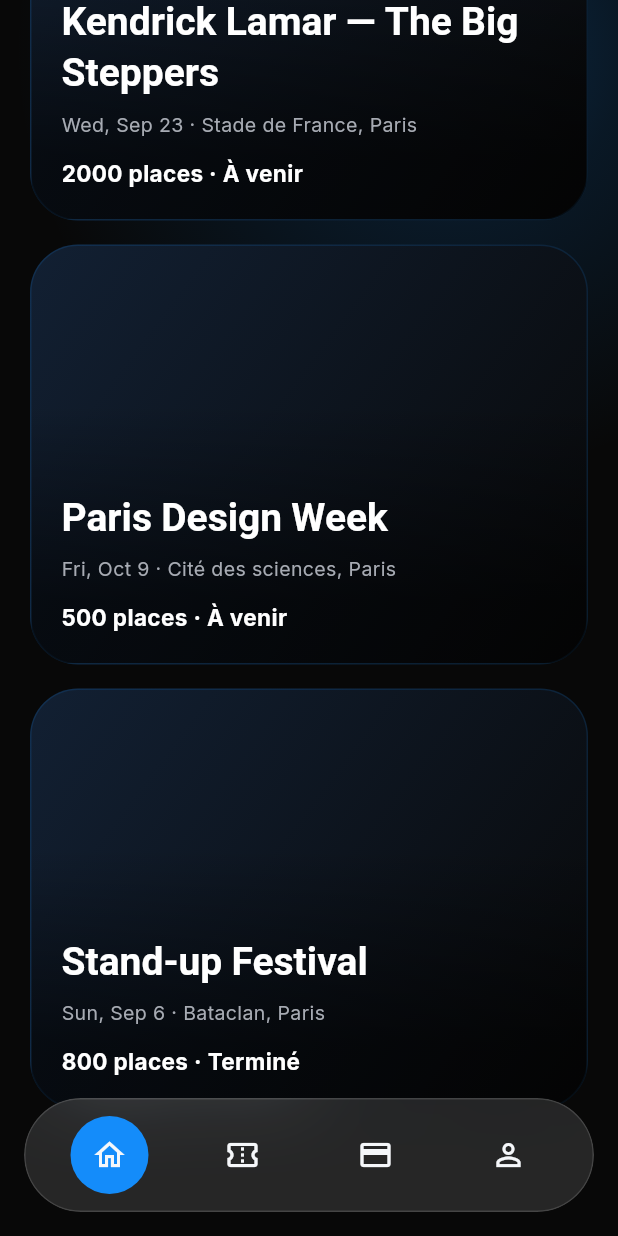
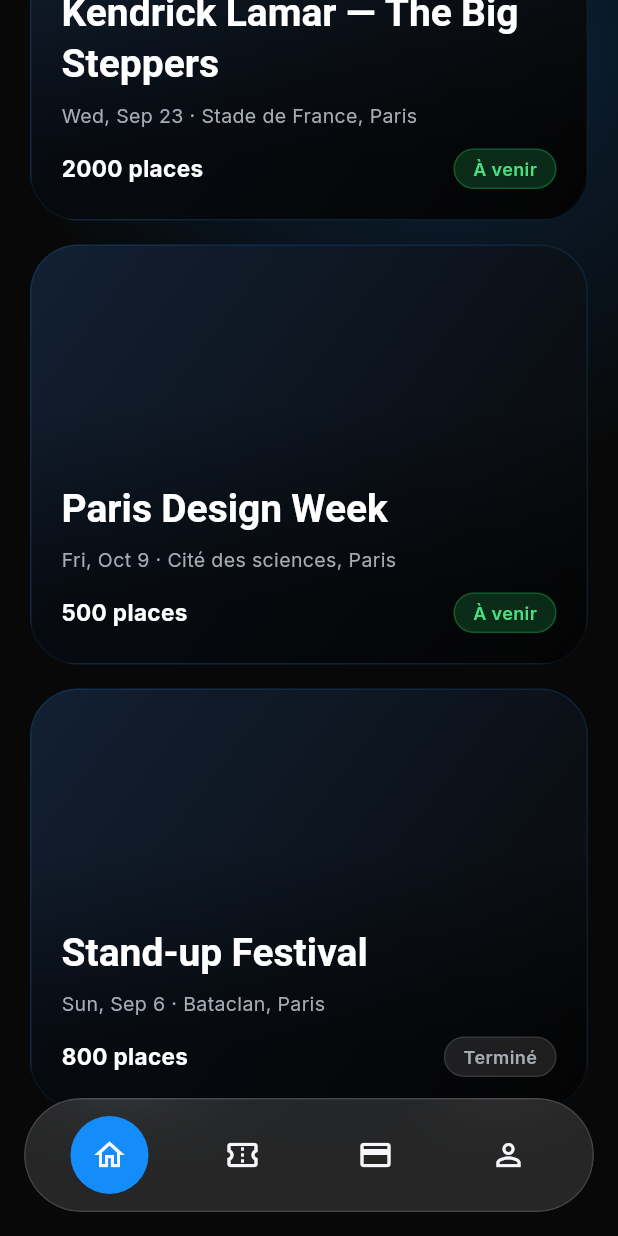
Before and after one commit to Gafclerck/ticketpass, a Flutter app: the screen it shows after launch, scrolled down 576 dp, on a phone screen of 412 x 824 dp. Run offline on Flutter 3.47's test engine with Material 3 defaults, Android fonts, the phone set to English and light mode, and no system bars; our stand-ins replace drift, flutter_riverpod, go_router, google_fonts, qr_flutter; accounts and stored records are empty; generated files the repository leaves out were written again.

Commit message:
feat(ds): add empty state, page header and ticket card; fix badge palette

```diff
--- a/lib/core/routing/app_router.dart
+++ b/lib/core/routing/app_router.dart
@@ -1,5 +1,6 @@
 import 'package:flutter/material.dart';
 import 'package:go_router/go_router.dart';
+import 'package:ticketpass/core/theme/app_spacing.dart';
 import 'package:ticketpass/core/widgets/app_bottom_navigation_bar.dart';
 import 'package:ticketpass/core/widgets/app_shell.dart';
 import 'package:ticketpass/features/home/presentation/screens/home_page.dart';
@@ -30,15 +31,22 @@
               children: [
                 // navigationShell EST le widget qui affiche la page active
                 navigationShell,
-                Positioned(
-                  left: 16,
-                  right: 16,
-                  bottom: 16,
-                  child: AppBottomNavigationBar(
-                    currentIndex: navigationShell.currentIndex,
-                    onTap: (index) => navigationShell.goBranch(
-                      index,
-                      initialLocation: index == navigationShell.currentIndex,
+                // barre flottante dans un SafeArea : au-dessus de l'encoche
+                Align(
+                  alignment: Alignment.bottomCenter,
+                  child: SafeArea(
+                    minimum: const EdgeInsets.fromLTRB(
+                      16,
+                      0,
+                      16,
+                      AppSpacing.navBarBottomOffset,
+                    ),
+                    child: AppBottomNavigationBar(
+                      currentIndex: navigationShell.currentIndex,
+                      onTap: (index) => navigationShell.goBranch(
+                        index,
+                        initialLocation: index == navigationShell.currentIndex,
+                      ),
                     ),
                   ),
                 ),
--- a/lib/core/theme/app_spacing.dart
+++ b/lib/core/theme/app_spacing.dart
@@ -14,8 +14,13 @@
   // Constraints globaux (spec §9)
   static const double pageHorizontal = lg; // px-5 = 20
   static const double pageTop = xxxl + xs; // pt-12 = 48
-  static const double bottomClearanceWithNav = 112; // pb-28
+  static const double bottomClearanceWithNav = navBarClearance + lg; // pb-28
   static const double bottomClearanceNoNav = xxxl; // pb-10 = 40
+
+  // Barre de navigation flottante (router + clearance des pages onglets)
+  static const double navBarHeight = 76;
+  static const double navBarBottomOffset = 16;
+  static const double navBarClearance = navBarHeight + navBarBottomOffset; // 92
 
   // Gaps entre colonnes d'une même carte (gap-4)
   static const double cardGap = md;
--- a/lib/core/widgets/status_badge.dart
+++ b/lib/core/widgets/status_badge.dart
@@ -18,17 +18,17 @@
       StatusBadgeVariant.blue => (
           const Color(0x33148CFA),
           AppColors.primary,
-          AppColors.primaryBorder,
+          const Color(0x4D148CFA),
         ),
       StatusBadgeVariant.green => (
           const Color(0x3322C55E),
           AppColors.successText,
-          const Color(0x4D22C55E),
+          AppColors.successBorder,
         ),
       StatusBadgeVariant.red => (
           const Color(0x33EF4444),
           AppColors.errorText,
-          const Color(0x4DEF4444),
+          AppColors.errorBorder,
         ),
       StatusBadgeVariant.gray => (
           const Color(0x1AFFFFFF),
@@ -46,10 +46,10 @@
       ),
       child: Text(
         label,
-        style: const TextStyle(
-          color: Colors.white,
+        style: TextStyle(
+          color: foreground,
           fontSize: 12,
-          fontWeight: FontWeight.w500,
+          fontWeight: FontWeight.w600,
         ),
       ),
     );
--- a/lib/features/event/presentation/widgets/event_card.dart
+++ b/lib/features/event/presentation/widgets/event_card.dart
@@ -3,8 +3,10 @@
 import 'package:ticketpass/core/theme/app_spacing.dart';
 import 'package:ticketpass/core/theme/app_typography.dart';
 import 'package:ticketpass/core/widgets/pressable_scale.dart';
+import 'package:ticketpass/core/widgets/status_badge.dart';
 
 import '../../domain/entities/event.dart';
+import '../../domain/entities/event_status.dart';
 
 /// Carte événement — spec `FLUTTER_PROTOTYPE_SPEC.md` §5.3 (variante défaut).
 ///
@@ -93,13 +95,23 @@
                       ),
                     ),
                     const SizedBox(height: AppSpacing.sm),
-                    Text(
-                      '${event.maxPlaces} places · ${event.status.label}',
-                      style: const TextStyle(
-                        color: Colors.white,
-                        fontSize: 15,
-                        fontWeight: FontWeight.bold,
-                      ),
+                    Row(
+                      children: [
+                        Expanded(
+                          child: Text(
+                            '${event.maxPlaces} places',
+                            style: const TextStyle(
+                              color: Colors.white,
+                              fontSize: 15,
+                              fontWeight: FontWeight.bold,
+                            ),
+                          ),
+                        ),
+                        StatusBadge(
+                          label: event.status.label,
+                          variant: _statusVariant(event.status),
+                        ),
+                      ],
                     ),
                   ],
                 ),
@@ -110,4 +122,12 @@
       ),
     );
   }
+
+  static StatusBadgeVariant _statusVariant(EventStatus status) {
+    return switch (status) {
+      EventStatus.upcoming => StatusBadgeVariant.green,
+      EventStatus.ongoing => StatusBadgeVariant.blue,
+      EventStatus.passed => StatusBadgeVariant.gray,
+    };
+  }
 }
```
Also changed, not shown: lib/core/widgets/empty_state.dart (added, +72 -0 lines), lib/core/widgets/page_header.dart (added, +61 -0 lines), lib/features/ticket/presentation/widgets/ticket_card.dart (added, +88 -0 lines).
